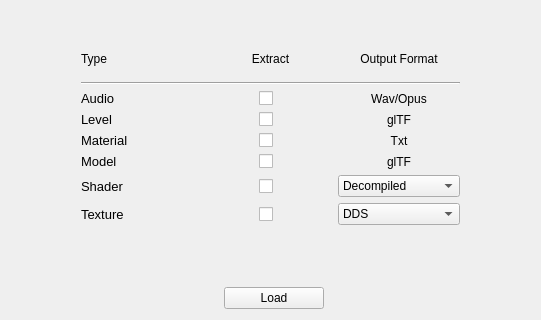
Above: ui/Picker.ui from Puxtril/Warframe-Exporter before the change; both pictures show x 0 to 541 and y 164 to 484 of the 541 by 484 pixel window. Below: the same form after it.
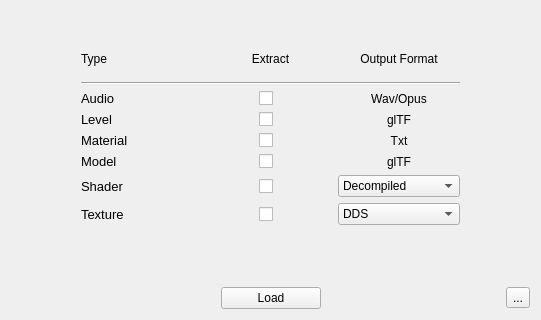
That is the form after the change. Icons and pictures are not drawn.

```diff
--- a/ui/Picker.ui
+++ b/ui/Picker.ui
@@ -678,6 +678,8 @@
        </widget>
       </item>
       <item>
+       <layout class="QHBoxLayout" name="horizontalLayout_2">
+        <item>
        <spacer name="horizontalSpacer_2">
         <property name="orientation">
          <enum>Qt::Horizontal</enum>
@@ -692,6 +694,18 @@
          </size>
         </property>
        </spacer>
+        </item>
+        <item>
+         <widget class="QToolButton" name="AdditionalSettingsButton">
+          <property name="text">
+           <string>...</string>
+          </property>
+          <property name="icon">
+           <iconset theme="preferences-other"/>
+          </property>
+         </widget>
+        </item>
+       </layout>
       </item>
      </layout>
     </widget>
```
Lines whose indentation alone changed are shown as unchanged.
